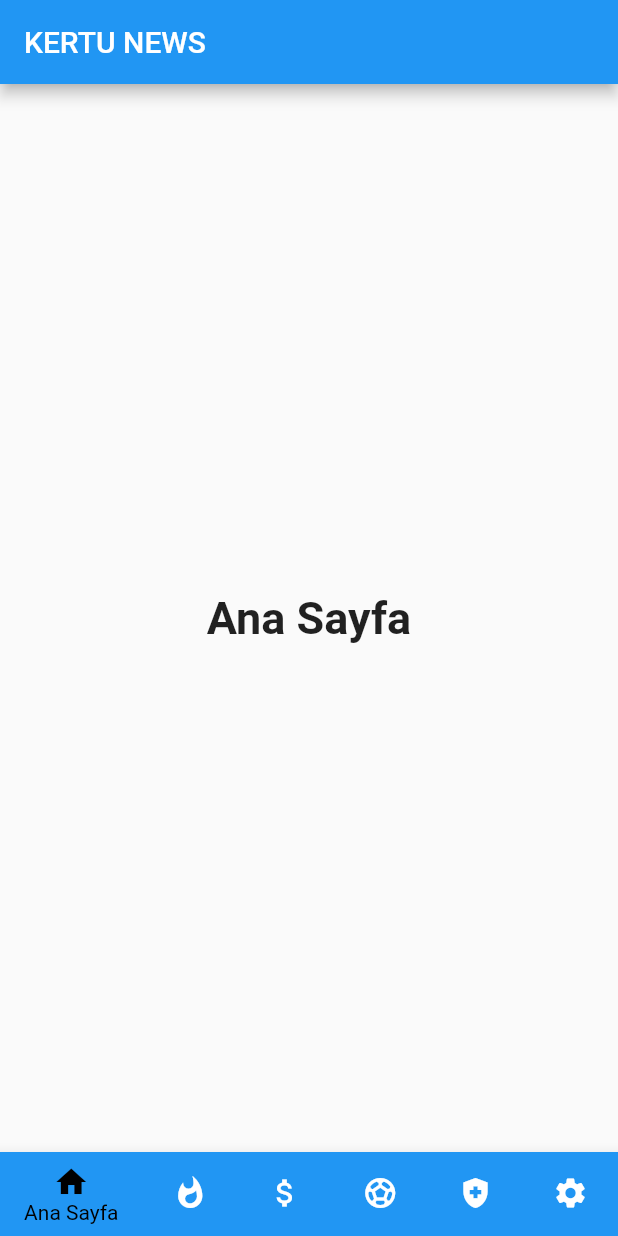
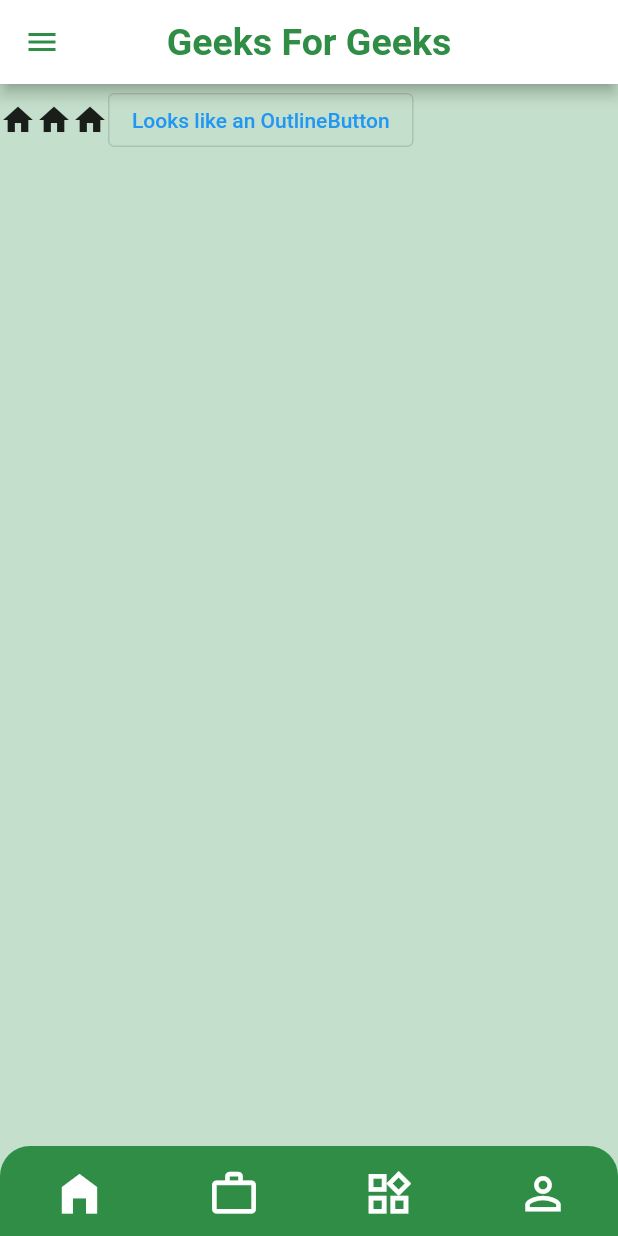
Before and after one commit to monvanCe/3301456_193301010, a Flutter app: the screen it shows after launch, on a phone screen of 412 x 824 dp. Run offline on Flutter 3.47's test engine with Material 2 defaults, Android fonts, the light colour scheme and no system bars.

Commit message:
app v2-column

```diff
--- a/lib/main.dart
+++ b/lib/main.dart
@@ -1,111 +1,250 @@
 import 'package:flutter/material.dart';
 
-void main() => runApp(const MyApp());
+void main() {
+  runApp(const MyApp());
+}
 
 class MyApp extends StatelessWidget {
   const MyApp({Key? key}) : super(key: key);
 
-  static const String _title = 'Flutter Code Sample';
-
+  // This widget is the root of your application.
   @override
   Widget build(BuildContext context) {
-    return const MaterialApp(
-      title: _title,
-      home: MyStatefulWidget(),
+    return MaterialApp(
+      title: 'Bottom NavBar Demo',
+      theme: ThemeData(
+        primaryColor: const Color(0xff2F8D46),
+        splashColor: Colors.transparent,
+        highlightColor: Colors.transparent,
+        hoverColor: Colors.transparent,
+      ),
+      debugShowCheckedModeBanner: false,
+      home: const HomePage(),
     );
   }
 }
 
-class MyStatefulWidget extends StatefulWidget {
-  const MyStatefulWidget({Key? key}) : super(key: key);
+class HomePage extends StatefulWidget {
+  const HomePage({Key? key}) : super(key: key);
 
   @override
-  State<MyStatefulWidget> createState() => _MyStatefulWidgetState();
+  _HomePageState createState() => _HomePageState();
 }
 
-class _MyStatefulWidgetState extends State<MyStatefulWidget> {
-  int _selectedIndex = 0;
-  static const TextStyle optionStyle =
-      TextStyle(fontSize: 30, fontWeight: FontWeight.bold);
-  static const List<Widget> _widgetOptions = <Widget>[
-    Text(
-      'Ana Sayfa',
-      style: optionStyle,
-    ),
-    Text(
-      'Son Dakika',
-      style: optionStyle,
-    ),
-    Text(
-      'Ekonomi',
-      style: optionStyle,
-    ),
-    Text(
-      'Spor',
-      style: optionStyle,
-    ),
-    Text(
-      'Sağlık',
-      style: optionStyle,
-    ),
-    Text(
-      'Ayarlar',
-      style: optionStyle,
-    ),
+class _HomePageState extends State<HomePage> {
+  int pageIndex = 0;
+
+  final pages = [
+    const Page1(),
+    const Page2(),
+    const Page3(),
+    const Page4(),
   ];
-
-  void _onItemTapped(int index) {
-    setState(() {
-      _selectedIndex = index;
-    });
-  }
 
   @override
   Widget build(BuildContext context) {
     return Scaffold(
+      backgroundColor: const Color(0xffC4DFCB),
       appBar: AppBar(
-        title: const Text('KERTU NEWS'),
+        leading: Icon(
+          Icons.menu,
+          color: Theme.of(context).primaryColor,
+        ),
+        title: Text(
+          "Geeks For Geeks",
+          style: TextStyle(
+            color: Theme.of(context).primaryColor,
+            fontSize: 25,
+            fontWeight: FontWeight.w600,
+          ),
+        ),
+        centerTitle: true,
+        backgroundColor: Colors.white,
       ),
-      body: Center(
-        child: _widgetOptions.elementAt(_selectedIndex),
+      body: pages[pageIndex],
+      bottomNavigationBar: buildMyNavBar(context),
+    );
+  }
+
+  Container buildMyNavBar(BuildContext context) {
+    return Container(
+      height: 60,
+      decoration: BoxDecoration(
+        color: Theme.of(context).primaryColor,
+        borderRadius: const BorderRadius.only(
+          topLeft: Radius.circular(20),
+          topRight: Radius.circular(20),
+        ),
       ),
-      bottomNavigationBar: BottomNavigationBar(
-        items: const <BottomNavigationBarItem>[
-          BottomNavigationBarItem(
-            icon: Icon(Icons.home),
-            label: 'Ana Sayfa',
-            backgroundColor: Colors.blue,
+      child: Row(
+        mainAxisAlignment: MainAxisAlignment.spaceAround,
+        children: [
+          IconButton(
+            enableFeedback: false,
+            onPressed: () {
+              setState(() {
+                pageIndex = 0;
+              });
+            },
+            icon: pageIndex == 0
+                ? const Icon(
+                    Icons.home_filled,
+                    color: Colors.white,
+                    size: 35,
+                  )
+                : const Icon(
+                    Icons.home_outlined,
+                    color: Colors.white,
+                    size: 35,
+                  ),
           ),
-          BottomNavigationBarItem(
-            icon: Icon(Icons.whatshot),
-            label: 'Son Dakika',
-            backgroundColor: Colors.red,
+          IconButton(
+            enableFeedback: false,
+            onPressed: () {
+              setState(() {
+                pageIndex = 1;
+              });
+            },
+            icon: pageIndex == 1
+                ? const Icon(
+                    Icons.work_rounded,
+                    color: Colors.white,
+                    size: 35,
+                  )
+                : const Icon(
+                    Icons.work_outline_outlined,
+                    color: Colors.white,
+                    size: 35,
+                  ),
           ),
-          BottomNavigationBarItem(
-            icon: Icon(Icons.attach_money),
-            label: 'Ekonomi',
-            backgroundColor: Colors.purple,
+          IconButton(
+            enableFeedback: false,
+            onPressed: () {
+              setState(() {
+                pageIndex = 2;
+              });
+            },
+            icon: pageIndex == 2
+                ? const Icon(
+                    Icons.widgets_rounded,
+                    color: Colors.white,
+                    size: 35,
+                  )
+                : const Icon(
+                    Icons.widgets_outlined,
+                    color: Colors.white,
+                    size: 35,
+                  ),
           ),
-          BottomNavigationBarItem(
-            icon: Icon(Icons.sports_soccer),
-            label: 'Spor',
-            backgroundColor: Colors.green,
-          ),
-          BottomNavigationBarItem(
-            icon: Icon(Icons.health_and_safety),
-            label: 'Sağlık',
-            backgroundColor: Colors.grey,
-          ),
-          BottomNavigationBarItem(
-            icon: Icon(Icons.settings),
-            label: 'Ayarlar',
-            backgroundColor: Colors.blue,
+          IconButton(
+            enableFeedback: false,
+            onPressed: () {
+              setState(() {
+                pageIndex = 3;
+              });
+            },
+            icon: pageIndex == 3
+                ? const Icon(
+                    Icons.person,
+                    color: Colors.white,
+                    size: 35,
+                  )
+                : const Icon(
+                    Icons.person_outline,
+                    color: Colors.white,
+                    size: 35,
+                  ),
           ),
         ],
-        currentIndex: _selectedIndex,
-        selectedItemColor: Colors.black,
-        onTap: _onItemTapped,
       ),
     );
   }
 }
+
+class Page1 extends StatelessWidget {
+  const Page1({Key? key}) : super(key: key);
+
+  @override
+  Widget build(BuildContext context) {
+    return Row(
+      children: [
+        Icon(
+          Icons.home,
+        ),
+        Icon(
+          Icons.home,
+        ),
+        Icon(
+          Icons.home,
+        ),
+        OutlinedButton(
+          onPressed: () {},
+          child: Text('Looks like an OutlineButton'),
+        )
+      ],
+    );
+  }
+}
+
+class Page2 extends StatelessWidget {
+  const Page2({Key? key}) : super(key: key);
+
+  @override
+  Widget build(BuildContext context) {
+    return Container(
+      color: const Color(0xffC4DFCB),
+      child: Center(
+        child: Text(
+          "Page Number 2",
+          style: TextStyle(
+            color: Colors.green[900],
+            fontSize: 45,
+            fontWeight: FontWeight.w500,
+          ),
+        ),
+      ),
+    );
+  }
+}
+
+class Page3 extends StatelessWidget {
+  const Page3({Key? key}) : super(key: key);
+
+  @override
+  Widget build(BuildContext context) {
+    return Container(
+      color: const Color(0xffC4DFCB),
+      child: Center(
+        child: Text(
+          "Page Number 3",
+          style: TextStyle(
+            color: Colors.green[900],
+            fontSize: 45,
+            fontWeight: FontWeight.w500,
+          ),
+        ),
+      ),
+    );
+  }
+}
+
+class Page4 extends StatelessWidget {
+  const Page4({Key? key}) : super(key: key);
+
+  @override
+  Widget build(BuildContext context) {
+    return Container(
+      color: const Color(0xffC4DFCB),
+      child: Center(
+        child: Text(
+          "Page Number 4",
+          style: TextStyle(
+            color: Colors.green[900],
+            fontSize: 45,
+            fontWeight: FontWeight.w500,
+          ),
+        ),
+      ),
+    );
+  }
+}
```
